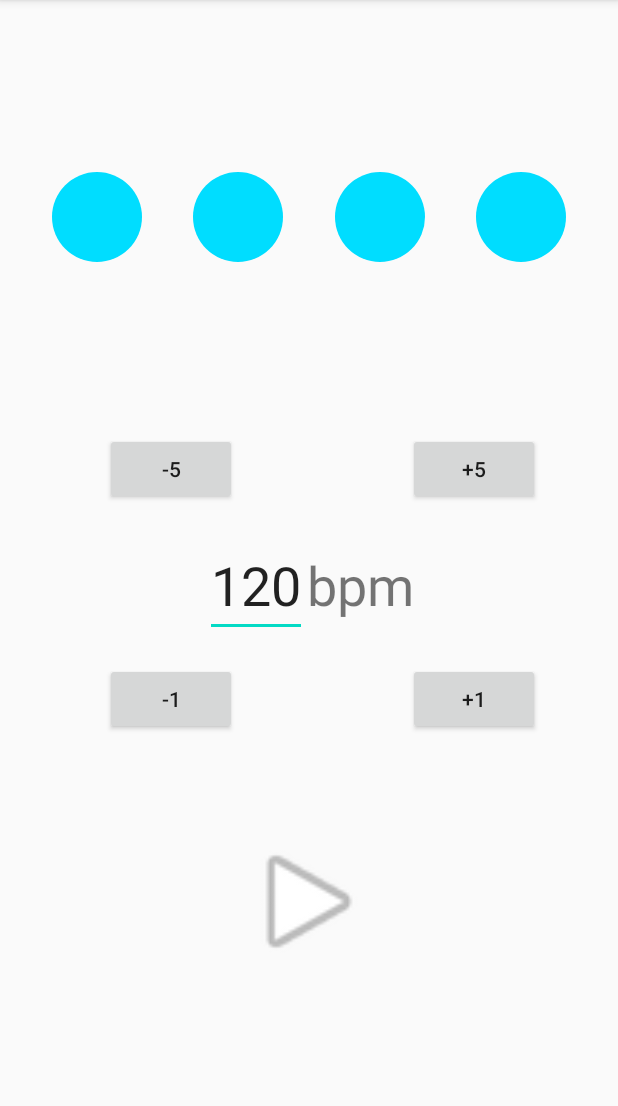
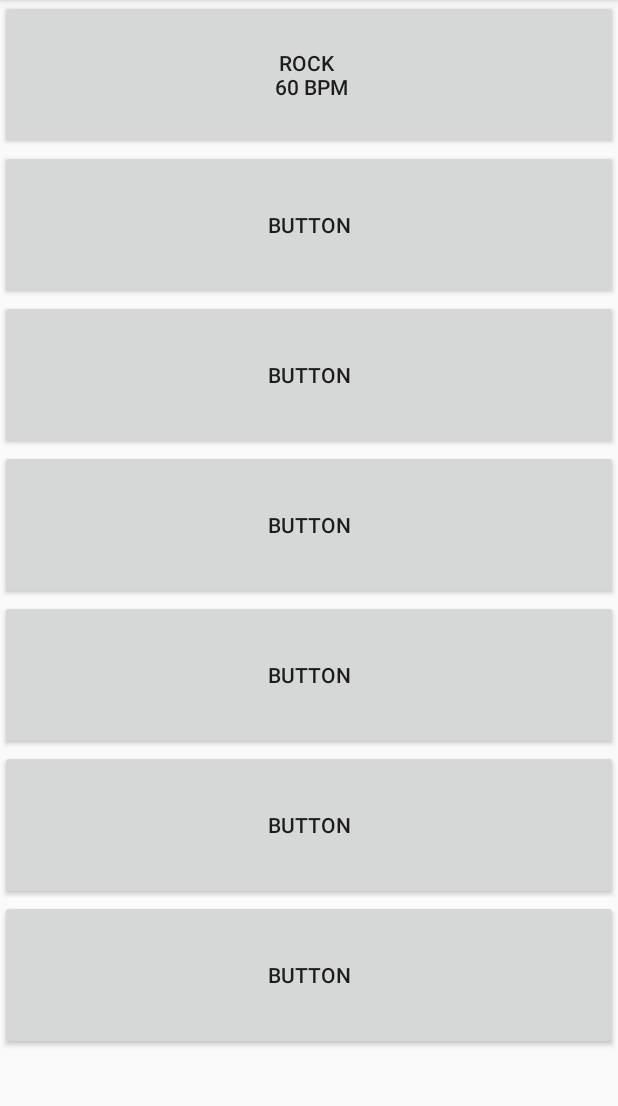
Before and after one commit to faelb/metronomus, an Android app: the screen it shows after launch (MainActivity), on a phone screen of 412 x 824 dp, the part 84-1190 px from its top. Run offline under Robolectric (Android 15) with nearby library versions, the phone set to English and light mode, and no system bars; our stand-ins replace Timber, data binding; Roboto replaces fonts that are not available here.

Commit message:
basic layout as scroll->horizontal

```diff
--- a/app/src/main/res/layout/fragment_profile.xml
+++ b/app/src/main/res/layout/fragment_profile.xml
@@ -6,16 +6,79 @@
 
     </data>
 
-    <FrameLayout
+    <ScrollView
         android:layout_width="match_parent"
-        android:layout_height="match_parent"
-        tools:context=".ProfileFragment">
+        android:layout_height="match_parent">
 
-        <!-- TODO: Update blank fragment layout -->
-        <TextView
+        <LinearLayout
             android:layout_width="match_parent"
-            android:layout_height="match_parent"
-            android:text="@string/hello_blank_fragment" />
+            android:layout_height="wrap_content"
+            android:orientation="vertical" >
 
-    </FrameLayout>
+            <Button
+                android:id="@+id/genre1"
+                android:layout_width="match_parent"
+                android:layout_height="wrap_content"
+                android:height="100dp"
+                android:paddingTop="20dp"
+                android:paddingBottom="20dp"
+                android:text="@string/rock_n_60_bpm" />
+
+            <Button
+                android:id="@+id/genre2"
+                android:layout_width="match_parent"
+                android:layout_height="wrap_content"
+                android:height="100dp"
+                android:paddingTop="20dp"
+                android:paddingBottom="20dp"
+                android:text="Button" />
+
+            <Button
+                android:id="@+id/genre3"
+                android:layout_width="match_parent"
+                android:layout_height="wrap_content"
+                android:height="100dp"
+                android:paddingTop="20dp"
+                android:paddingBottom="20dp"
+                android:text="Button" />
+
+            <Button
+                android:id="@+id/genre4"
+                android:layout_width="match_parent"
+                android:layout_height="wrap_content"
+                android:height="100dp"
+                android:paddingTop="20dp"
+                android:paddingBottom="20dp"
+                android:text="Button" />
+
+            <Button
+                android:id="@+id/genre5"
+                android:layout_width="match_parent"
+                android:layout_height="wrap_content"
+                android:height="100dp"
+                android:paddingTop="20dp"
+                android:paddingBottom="20dp"
+                android:text="Button" />
+
+            <Button
+                android:id="@+id/genre6"
+                android:layout_width="match_parent"
+                android:layout_height="wrap_content"
+                android:height="100dp"
+                android:paddingTop="20dp"
+                android:paddingBottom="20dp"
+                android:text="Button" />
+
+            <Button
+                android:id="@+id/genre7"
+                android:layout_width="match_parent"
+                android:layout_height="wrap_content"
+                android:height="100dp"
+                android:paddingTop="20dp"
+                android:paddingBottom="20dp"
+                android:text="Button" />
+
+        </LinearLayout>
+    </ScrollView>
+
 </layout>
--- a/app/src/main/res/navigation/navigation.xml
+++ b/app/src/main/res/navigation/navigation.xml
@@ -1,7 +1,7 @@
 <?xml version="1.0" encoding="utf-8"?>
 <navigation xmlns:android="http://schemas.android.com/apk/res/android"
     xmlns:app="http://schemas.android.com/apk/res-auto" android:id="@+id/navigation"
-    app:startDestination="@id/mainScreen">
+    app:startDestination="@id/profileFragment">
 
     <fragment
         android:id="@+id/mainScreen"
@@ -10,9 +10,20 @@
         <action
             android:id="@+id/action_mainScreen_to_testFragment"
             app:destination="@id/testFragment" />
+        <action
+            android:id="@+id/action_mainScreen_to_profileFragment"
+            app:destination="@id/profileFragment" />
     </fragment>
     <fragment
         android:id="@+id/testFragment"
         android:name="enko.felber.metronomus.TestFragment"
         android:label="TestFragment" />
+    <fragment
+        android:id="@+id/profileFragment"
+        android:name="enko.felber.metronomus.ProfileFragment"
+        android:label="ProfileFragment" >
+        <action
+            android:id="@+id/action_profileFragment_to_mainScreen"
+            app:destination="@id/mainScreen" />
+    </fragment>
 </navigation>
--- a/app/src/main/res/values/strings.xml
+++ b/app/src/main/res/values/strings.xml
@@ -11,4 +11,5 @@
     <string name="bpmMainScreen">120</string>
     <string name="clockDescription">dot to show clock beat</string>
     <string name="bpm_text">bpm</string>
+    <string name="rock_n_60_bpm">Rock \n 60 BPM</string>
 </resources>
```
